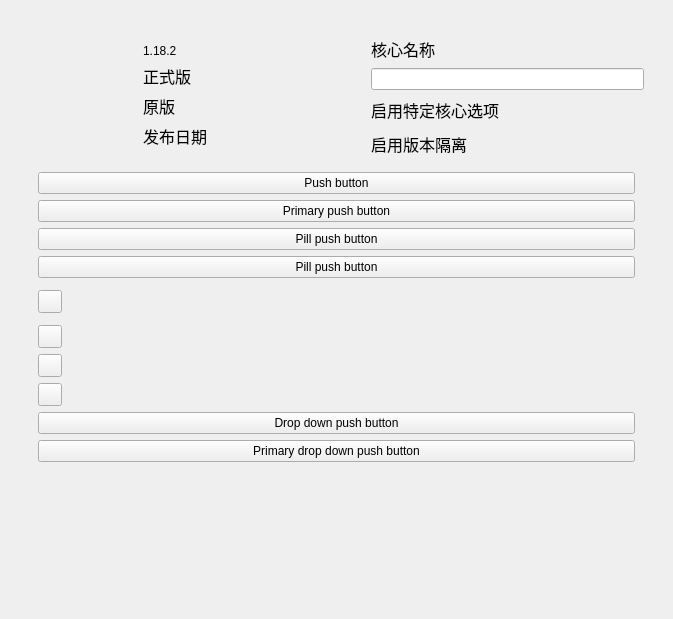
Qt form PyQt5_Ui/cores.ui (xiaoshuaiyo/ikun-Minecraft-Launcher) before a commit.
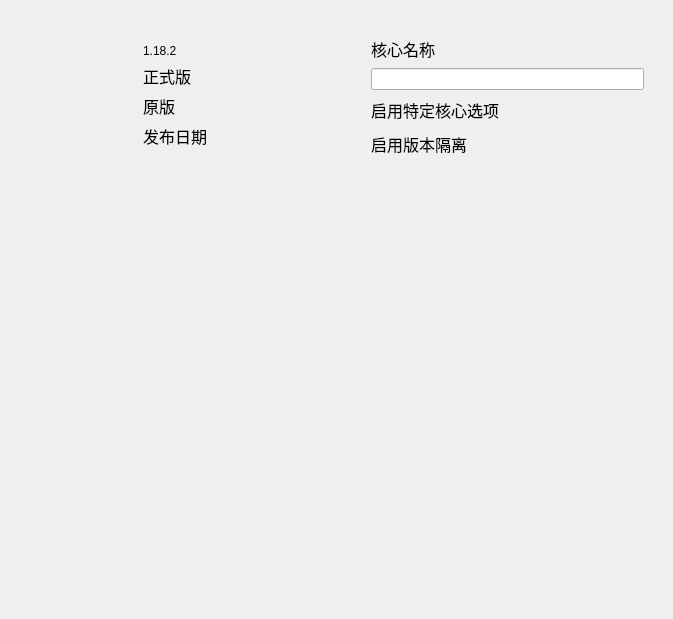
The same form after that commit. The open tabs and pages were chosen to show the change. Icons and pictures are not drawn. Custom widgets are drawn as their Qt base class.

```diff
--- a/PyQt5_Ui/cores.ui
+++ b/PyQt5_Ui/cores.ui
@@ -210,8 +210,8 @@
            <rect>
             <x>0</x>
             <y>0</y>
-            <width>701</width>
-            <height>644</height>
+            <width>637</width>
+            <height>558</height>
            </rect>
           </property>
           <layout class="QGridLayout" name="gridLayout_8">
@@ -229,89 +229,6 @@
            <item row="1" column="1" colspan="2">
             <widget class="LineEdit" name="LineEdit"/>
            </item>
-           <item row="4" column="0" colspan="3">
-            <widget class="QWidget" name="widget" native="true">
-             <layout class="QVBoxLayout" name="verticalLayout">
-              <item>
-               <widget class="PushButton" name="PushButton_3">
-                <property name="text">
-                 <string>Push button</string>
-                </property>
-               </widget>
-              </item>
-              <item>
-               <widget class="PrimaryPushButton" name="PrimaryPushButton">
-                <property name="text">
-                 <string>Primary push button</string>
-                </property>
-               </widget>
-              </item>
-              <item>
-               <widget class="PillPushButton" name="PillPushButton_2">
-                <property name="text">
-                 <string>Pill push button</string>
-                </property>
-               </widget>
-              </item>
-              <item>
-               <widget class="PillPushButton" name="PillPushButton">
-                <property name="text">
-                 <string>Pill push button</string>
-                </property>
-               </widget>
-              </item>
-              <item>
-               <widget class="SplitToolButton" name="SplitToolButton"/>
-              </item>
-              <item>
-               <widget class="ToolButton" name="ToolButton"/>
-              </item>
-              <item>
-               <widget class="PrimarySplitPushButton" name="PrimarySplitPushButton">
-                <property name="text_" stdset="0">
-                 <string>Primary split push button</string>
-                </property>
-               </widget>
-              </item>
-              <item>
-               <widget class="TransparentToolButton" name="TransparentToolButton"/>
-              </item>
-              <item>
-               <widget class="PrimaryToolButton" name="PrimaryToolButton"/>
-              </item>
-              <item>
-               <widget class="DropDownToolButton" name="DropDownToolButton"/>
-              </item>
-              <item>
-               <widget class="DropDownPushButton" name="DropDownPushButton">
-                <property name="text">
-                 <string>Drop down push button</string>
-                </property>
-               </widget>
-              </item>
-              <item>
-               <widget class="PrimaryDropDownPushButton" name="PrimaryDropDownPushButton">
-                <property name="text">
-                 <string>Primary drop down push button</string>
-                </property>
-               </widget>
-              </item>
-              <item>
-               <spacer name="horizontalSpacer_3">
-                <property name="orientation">
-                 <enum>Qt::Horizontal</enum>
-                </property>
-                <property name="sizeHint" stdset="0">
-                 <size>
-                  <width>40</width>
-                  <height>20</height>
-                 </size>
-                </property>
-               </spacer>
-              </item>
-             </layout>
-            </widget>
-           </item>
            <item row="0" column="0" rowspan="4">
             <widget class="CardWidget" name="CardWidget">
              <property name="minimumSize">
@@ -423,7 +340,7 @@
              </property>
             </widget>
            </item>
-           <item row="5" column="0">
+           <item row="4" column="0">
             <spacer name="verticalSpacer">
              <property name="orientation">
               <enum>Qt::Vertical</enum>
@@ -457,71 +374,11 @@
    <extends>QPushButton</extends>
    <header>qfluentwidgets</header>
   </customwidget>
-  <customwidget>
-   <class>PrimaryPushButton</class>
-   <extends>PushButton</extends>
-   <header>qfluentwidgets</header>
-  </customwidget>
-  <customwidget>
-   <class>PillPushButton</class>
-   <extends>ToggleButton</extends>
-   <header>qfluentwidgets</header>
-  </customwidget>
-  <customwidget>
-   <class>DropDownPushButton</class>
-   <extends>PushButton</extends>
-   <header>qfluentwidgets</header>
-  </customwidget>
-  <customwidget>
-   <class>PrimaryDropDownPushButton</class>
-   <extends>PrimaryPushButton</extends>
-   <header>qfluentwidgets</header>
-  </customwidget>
-  <customwidget>
-   <class>SplitPushButton</class>
-   <extends>QWidget</extends>
-   <header>qfluentwidgets</header>
-  </customwidget>
-  <customwidget>
-   <class>PrimarySplitPushButton</class>
-   <extends>SplitPushButton</extends>
-   <header>qfluentwidgets</header>
-  </customwidget>
-  <customwidget>
-   <class>ToolButton</class>
-   <extends>QToolButton</extends>
-   <header>qfluentwidgets</header>
-  </customwidget>
-  <customwidget>
-   <class>PrimaryToolButton</class>
-   <extends>ToolButton</extends>
-   <header>qfluentwidgets</header>
-  </customwidget>
-  <customwidget>
-   <class>TransparentToolButton</class>
-   <extends>ToolButton</extends>
-   <header>qfluentwidgets</header>
-  </customwidget>
-  <customwidget>
-   <class>DropDownToolButton</class>
-   <extends>ToolButton</extends>
-   <header>qfluentwidgets</header>
-  </customwidget>
-  <customwidget>
-   <class>SplitToolButton</class>
-   <extends>QWidget</extends>
-   <header>qfluentwidgets</header>
-  </customwidget>
   <customwidget>
    <class>SwitchButton</class>
    <extends>QWidget</extends>
    <header>qfluentwidgets</header>
   </customwidget>
-  <customwidget>
-   <class>ToggleButton</class>
-   <extends>PushButton</extends>
-   <header>qfluentwidgets</header>
-  </customwidget>
   <customwidget>
    <class>PixmapLabel</class>
    <extends>QLabel</extends>
```
